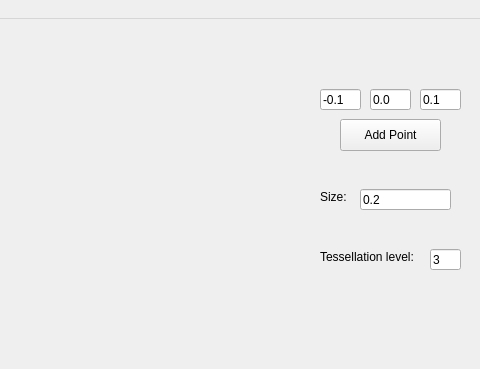
Before: the Qt Designer form mainwindow.ui in kormang/QtCGAL3DViewerExample, drawn with Qt 5; both pictures show x 320 to 800 and y 0 to 369 of the 800 by 600 pixel window.
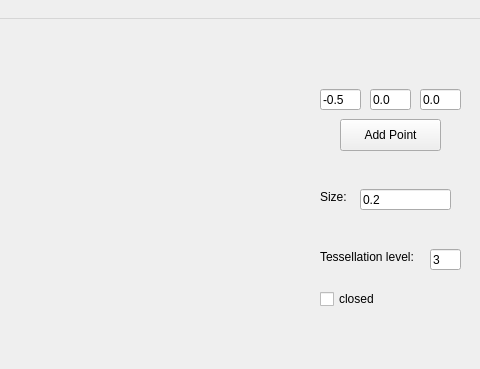
After: the same form once the commit is applied. Custom widgets are drawn as their Qt base class.

```diff
--- a/mainwindow.ui
+++ b/mainwindow.ui
@@ -47,7 +47,7 @@
      </rect>
     </property>
     <property name="text">
-     <string>-0.1</string>
+     <string>-0.5</string>
     </property>
    </widget>
    <widget class="QLineEdit" name="leYCoord">
@@ -73,7 +73,7 @@
      </rect>
     </property>
     <property name="text">
-     <string>0.1</string>
+     <string>0.0</string>
     </property>
    </widget>
    <widget class="QLineEdit" name="leParam">
@@ -128,6 +128,19 @@
      <string>3</string>
     </property>
    </widget>
+   <widget class="QCheckBox" name="cbClosed">
+    <property name="geometry">
+     <rect>
+      <x>640</x>
+      <y>270</y>
+      <width>87</width>
+      <height>20</height>
+     </rect>
+    </property>
+    <property name="text">
+     <string>closed</string>
+    </property>
+   </widget>
   </widget>
   <widget class="QMenuBar" name="menubar">
    <property name="geometry">
```
